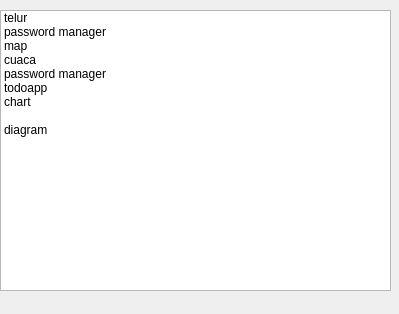
Old version of the form main.ui in the repository anwartan/python_qt.
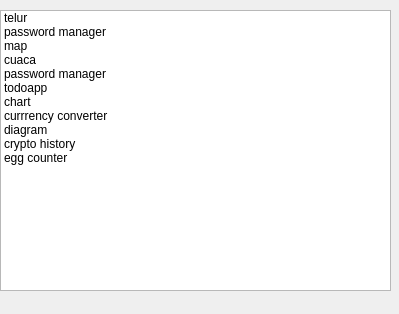
New version of the form.

What changed in the file:
```diff
--- a/main.ui
+++ b/main.ui
@@ -59,7 +59,6 @@
    </item>
    <item>
     <property name="text">
-     <string/>
      <string>currrency converter</string>
     </property>
    </item>
@@ -68,6 +67,16 @@
      <string>diagram</string>
     </property>
    </item>
+   <item>
+    <property name="text">
+     <string>crypto history</string>
+    </property>
+   </item>
+   <item>
+    <property name="text">
+     <string>egg counter</string>
+    </property>
+   </item>
   </widget>
  </widget>
  <resources/>
```
